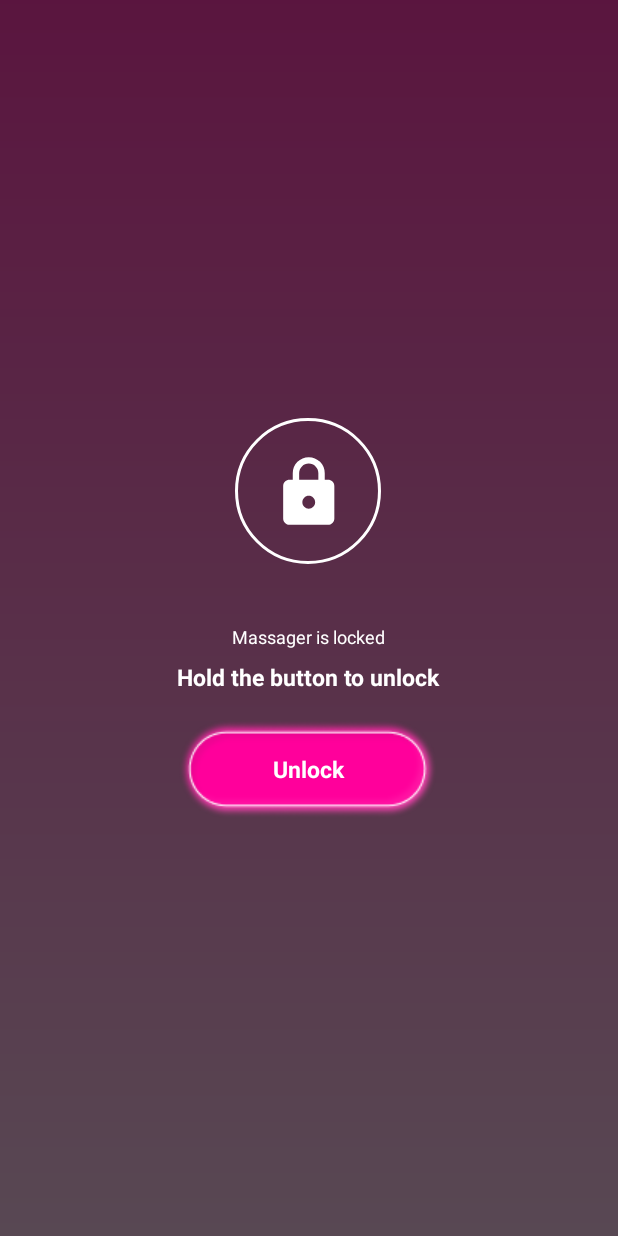
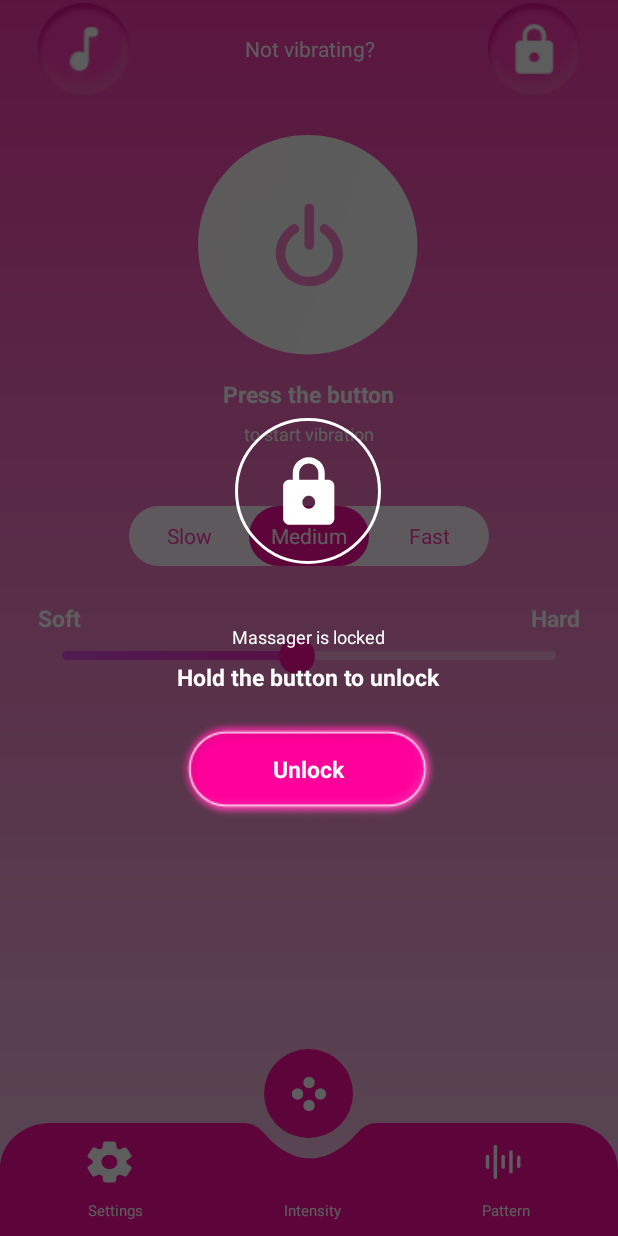
Before and after one commit to conbitin/Massager, an Android app: the screen it shows after launch (UnlockPatternActivity before the commit, MainActivity after it), after a tap on an icon or button, on a phone screen of 412 x 824 dp. Run offline under Robolectric (Android 15) with nearby library versions, the phone set to English and light mode, and no system bars.

Commit message:
Stop vibration when exit app Refactor unlock screen from activity to dialogfragment

```diff
--- a/app/src/main/java/com/android/vibrate/massager/core/ApplicationComponent.java
+++ b/app/src/main/java/com/android/vibrate/massager/core/ApplicationComponent.java
@@ -9,7 +9,6 @@ package com.android.vibrate.massager.core;
 import com.android.vibrate.massager.di.RepositoryModule;
 import com.android.vibrate.massager.view.MainActivity;
 import com.android.vibrate.massager.view.MusicActivity;
-import com.android.vibrate.massager.view.UnlockPatternActivity;
 import com.android.vibrate.massager.view.fragments.BaseFragment;
 
 import javax.inject.Singleton;
@@ -23,5 +22,4 @@ public interface ApplicationComponent {
     void inject(MainActivity activity);
     void inject(BaseFragment fragment);
     void inject(MusicActivity activity);
-    void inject(UnlockPatternActivity activity);
 }
--- a/app/src/main/java/com/android/vibrate/massager/core/Event.java
+++ b/app/src/main/java/com/android/vibrate/massager/core/Event.java
@@ -76,4 +76,5 @@ public class Event {
     public static final int EVENT_SHOW_CREATE_VIBRATION     = Event.EVENT_BASE + 9;
     public static final int EVENT_SUCCESS_PATTERN_CREATE    = Event.EVENT_BASE + 10;
     public static final int EVENT_START_RECORDING_PATTERN   = Event.EVENT_BASE + 11;
+    public static final int EVENT_STOP_VIBRATION_WHEN_EXIT  = Event.EVENT_BASE + 12;
 }
--- a/app/src/main/java/com/android/vibrate/massager/view/ActionHandler.java
+++ b/app/src/main/java/com/android/vibrate/massager/view/ActionHandler.java
@@ -11,28 +11,13 @@ import android.app.Dialog;
 import android.content.ActivityNotFoundException;
 import android.content.Context;
 import android.content.Intent;
-import android.graphics.PixelFormat;
-import android.graphics.drawable.ColorDrawable;
 import android.net.Uri;
 import android.util.Log;
-import android.view.View;
-import android.view.Window;
-
-import androidx.annotation.NonNull;
 
 import com.android.vibrate.massager.BuildConfig;
 import com.android.vibrate.massager.R;
-import com.android.vibrate.massager.core.AppObservable;
-import com.android.vibrate.massager.core.Event;
-import com.android.vibrate.massager.databinding.DialogNoVibrationGuideBinding;
-import com.android.vibrate.massager.databinding.DialogPatternCreatorBinding;
-import com.android.vibrate.massager.engine.Pattern;
-import com.android.vibrate.massager.engine.PatternCreationLoader;
 import com.android.vibrate.massager.view.dialogs.CreationPatternDialog;
 import com.android.vibrate.massager.view.dialogs.NoVibrationDialog;
-
-import java.util.Observable;
-import java.util.Observer;
 
 
 public class ActionHandler {
@@ -92,13 +77,6 @@ public class ActionHandler {
         dialog.show();
     }
 
-    public static void unlockVibration(final Context context, final String patternName) {
-        final Intent intent = new Intent(context, UnlockPatternActivity.class);
-        intent.addFlags(Intent.FLAG_ACTIVITY_NEW_TASK|Intent.FLAG_ACTIVITY_SINGLE_TOP);
-        intent.putExtra("PATTERN_NAME", patternName);
-        context.startActivity(intent);
-    }
-
     public static void unlockEverything(final Context context) {
         final Intent intent = new Intent(context, UnlockEverythingActivity.class);
         intent.addFlags(Intent.FLAG_ACTIVITY_NEW_TASK|Intent.FLAG_ACTIVITY_SINGLE_TOP);
--- a/app/src/main/java/com/android/vibrate/massager/view/MainActivity.java
+++ b/app/src/main/java/com/android/vibrate/massager/view/MainActivity.java
@@ -21,12 +21,12 @@ import com.android.vibrate.massager.core.AppObservable;
 import com.android.vibrate.massager.core.Event;
 import com.android.vibrate.massager.databinding.ActivityMainBinding;
 import com.android.vibrate.massager.engine.MusicEngine;
-import com.android.vibrate.massager.engine.PatternProvider;
 import com.android.vibrate.massager.engine.VibrationEngine;
 import com.android.vibrate.massager.view.custom.ViewUtils;
 import com.android.vibrate.massager.view.fragments.IntensityFragment;
 import com.android.vibrate.massager.view.fragments.PatternFragment;
 import com.android.vibrate.massager.view.fragments.SettingsFragment;
+import com.android.vibrate.massager.view.fragments.UnlockDialogFragment;
 import com.android.vibrate.massager.view.model.AppViewModel;
 import com.google.android.material.tabs.TabLayoutMediator;
 
@@ -130,7 +130,7 @@ public class MainActivity extends FragmentActivity implements Observer {
                 break;
 
             case Event.EVENT_SHOW_UNLOCK_PATTERN:
-                ActionHandler.unlockVibration(this, event.getTextValue());
+                ViewUtils.showFragment(this, new UnlockDialogFragment(), android.R.id.content);
                 break;
 
             case Event.EVENT_SHOW_UNLOCK_EVERYTHING:
@@ -147,6 +147,13 @@ public class MainActivity extends FragmentActivity implements Observer {
 
             case Event.EVENT_SHOW_CREATE_VIBRATION:
                 ActionHandler.createVibration(this);
+                break;
+            case Event.EVENT_STOP_VIBRATION_WHEN_EXIT:
+                if (this.mAppViewModel.isVibrationStarted()) {
+                    VibrationEngine.getInstance().stop();
+                    MusicEngine.getInstance().stopMusic();
+                    this.mAppViewModel.toggleVibrationState();
+                }
                 break;
 
         }
--- a/app/src/main/java/com/android/vibrate/massager/view/UnlockEverythingActivity.java
+++ b/app/src/main/java/com/android/vibrate/massager/view/UnlockEverythingActivity.java
@@ -14,7 +14,6 @@ import androidx.annotation.Nullable;
 import androidx.appcompat.app.AppCompatActivity;
 
 import com.android.vibrate.massager.databinding.ActivityUnlockEverythingBinding;
-import com.android.vibrate.massager.databinding.ActivityUnlockVibrationBinding;
 
 public class UnlockEverythingActivity extends AppCompatActivity {
     ActivityUnlockEverythingBinding mBinding;
--- a/app/src/main/java/com/android/vibrate/massager/view/UnlockPatternActivity.java
+++ /dev/null
@@ -1,57 +0,0 @@
-/*
- * Copyright (c) 2023
- * Create by  on 4/22/23, 6:13 PM
- * Last modified 4/22/23, 6:13 PM
- */
-
-package com.android.vibrate.massager.view;
-
-import android.os.Bundle;
-import android.text.TextUtils;
-import android.view.View;
-import android.widget.Toast;
-
-import androidx.annotation.Nullable;
-import androidx.appcompat.app.AppCompatActivity;
-
-import com.android.vibrate.massager.R;
-import com.android.vibrate.massager.core.App;
-import com.android.vibrate.massager.databinding.ActivityUnlockVibrationBinding;
-import com.android.vibrate.massager.engine.Pattern;
-import com.android.vibrate.massager.view.model.AppViewModel;
-
-import javax.inject.Inject;
-
-public class UnlockPatternActivity extends AppCompatActivity {
-    ActivityUnlockVibrationBinding mBinding;
-    @Inject
-    AppViewModel mAppViewModel;
-
-    @Override
-    protected void onCreate(@Nullable final Bundle savedInstanceState) {
-        super.onCreate(savedInstanceState);
-        App.self().getAppComponent().inject(this);
-        this.mBinding = ActivityUnlockVibrationBinding.inflate(this.getLayoutInflater());
-        this.setContentView(this.mBinding.getRoot());
-
-        this.mBinding.unlockButton.setOnLongClickListener(new View.OnLongClickListener() {
-            @Override
-            public boolean onLongClick(final View view) {
-//                Toast.makeText(UnlockPatternActivity.this, "Unlocked", Toast.LENGTH_LONG).show();
-                UnlockPatternActivity.this.finish();
-                return true;
-            }
-        });
-
-        String pattern = this.getIntent().getStringExtra("PATTERN_NAME");
-        if (TextUtils.isEmpty(pattern)) {
-            pattern =  App.self().getString(R.string.app_name);
-        }
-        this.mBinding.itemLockedText.setText(this.getString(R.string.message_is_locked, pattern));
-    }
-
-    @Override
-    public void onBackPressed() {
-
-    }
-}
--- a/app/src/main/java/com/android/vibrate/massager/view/fragments/IntensityFragment.java
+++ b/app/src/main/java/com/android/vibrate/massager/view/fragments/IntensityFragment.java
@@ -6,7 +6,6 @@
 
 package com.android.vibrate.massager.view.fragments;
 
-import android.graphics.drawable.Drawable;
 import android.os.Bundle;
 import android.view.LayoutInflater;
 import android.view.View;
@@ -28,7 +27,6 @@ import static com.android.vibrate.massager.repository.AppRepository.VIBRATION_SP
 import static com.android.vibrate.massager.repository.AppRepository.VIBRATION_SPEED_MEDIUM;
 
 public class IntensityFragment extends BaseFragment {
-    private static final String TAG = IntensityFragment.class.getSimpleName();
 
     private FragmentIntensityBinding mBinding;
 
@@ -105,7 +103,11 @@ public class IntensityFragment extends BaseFragment {
     }
 
 
-
+    @Override
+    public void onStop() {
+        this.sendEvent(Event.EVENT_STOP_VIBRATION_WHEN_EXIT);
+        super.onStop();
+    }
 
     @Override
     public void onDestroyView() {
--- a/app/src/main/java/com/android/vibrate/massager/view/fragments/PatternFragment.java
+++ b/app/src/main/java/com/android/vibrate/massager/view/fragments/PatternFragment.java
@@ -12,8 +12,6 @@ import android.view.LayoutInflater;
 import android.view.View;
 import android.view.ViewGroup;
 import android.widget.ArrayAdapter;
-import android.widget.BaseAdapter;
-import android.widget.ListAdapter;
 
 import androidx.annotation.NonNull;
 import androidx.annotation.Nullable;
--- /dev/null
+++ b/app/src/main/java/com/android/vibrate/massager/view/fragments/UnlockDialogFragment.java
@@ -0,0 +1,42 @@
+/*
+ * Copyright (c) 2023
+ * Create by  on 4/21/23, 11:19 AM
+ * Last modified 4/21/23, 11:19 AM
+ */
+
+package com.android.vibrate.massager.view.fragments;
+
+import android.os.Bundle;
+import android.view.LayoutInflater;
+import android.view.View;
+import android.view.ViewGroup;
+
+import androidx.annotation.NonNull;
+import androidx.annotation.Nullable;
+import androidx.fragment.app.DialogFragment;
+
+import com.android.vibrate.massager.databinding.FragmentUnlockBinding;
+
+public class UnlockDialogFragment extends DialogFragment {
+    private FragmentUnlockBinding mBinding;
+    @Nullable
+    @Override
+    public View onCreateView(@NonNull final LayoutInflater inflater, @Nullable final ViewGroup container, @Nullable final Bundle savedInstanceState) {
+        this.mBinding = FragmentUnlockBinding.inflate(inflater, container, false);
+        this.mBinding.getRoot().setOnClickListener(new View.OnClickListener() {
+            @Override
+            public void onClick(View v) {
+                return;
+            }
+        });
+        this.mBinding.unlockButton.setOnLongClickListener(new View.OnLongClickListener() {
+            @Override
+            public boolean onLongClick(final View view) {
+                dismiss();
+                return true;
+            }
+        });
+
+        return this.mBinding.getRoot();
+    }
+}
--- a/app/src/main/res/values/strings.xml
+++ b/app/src/main/res/values/strings.xml
@@ -15,7 +15,7 @@
     <string name="dialog_no_vibration_guide">Settings -> Sound -> Turn ON \n’During a call’ or ‘In silent mode’</string>
     <string name="dialog_go_to_settings">To the settings ></string>
     <string name="dialog_got_it">Got it</string>
-    <string name="message_is_locked">%s is locked</string>
+    <string name="message_is_locked">Massager is locked</string>
     <string name="hold_to_unlock">Hold the button to unlock</string>
     <string name="unlock">Unlock</string>
     <string name="mode">Mode</string>
```
Also changed, not shown: app/src/main/AndroidManifest.xml (+0 -9 lines), app/src/main/res/layout/fragment_unlock.xml (renamed from app/src/main/res/layout/activity_unlock_vibration.xml).
